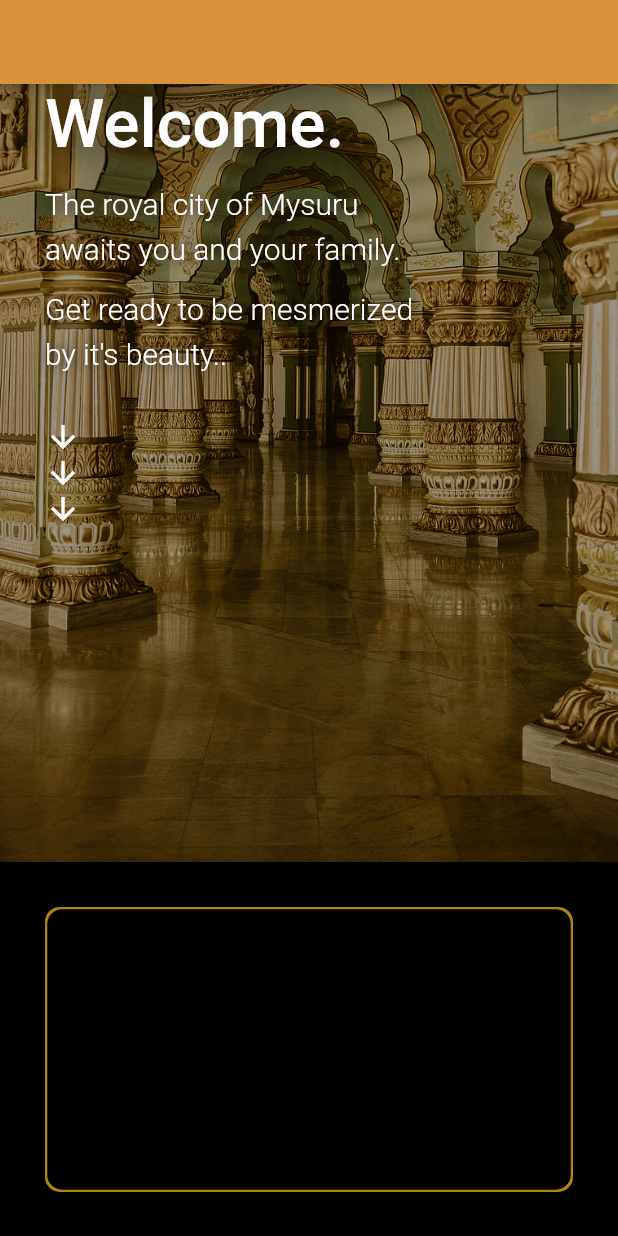
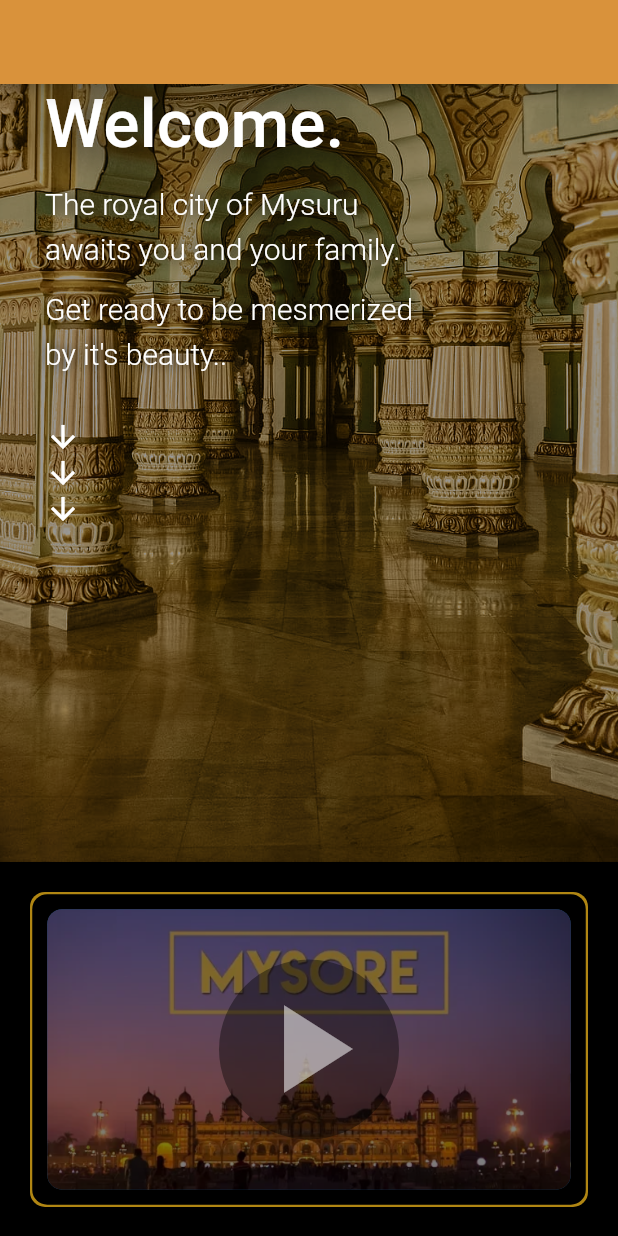
Before and after one commit to amansharma2910/DSCWOW_MysuruTourism, a Flutter app: the screen it shows after launch, scrolled down 223 dp, on a phone screen of 412 x 824 dp. Run offline on Flutter 3.47's test engine with Material 2 defaults, Android fonts, the phone set to English and light mode, and no system bars.

Commit message:
YT card complete

```diff
--- a/lib/widgets/video_card.dart
+++ b/lib/widgets/video_card.dart
@@ -1,3 +1,4 @@
+import 'package:flutter/cupertino.dart';
 import 'package:flutter/material.dart';
 
 class VideoCard extends StatelessWidget {
@@ -10,16 +11,50 @@ class VideoCard extends StatelessWidget {
       child: Stack(
         children: [
           Container(
-            margin: EdgeInsets.all(30),
+            margin: EdgeInsets.all(20),
             decoration: BoxDecoration(
-                color: Color(0xffb08613),
-                borderRadius: BorderRadius.all(Radius.circular(10)),
+              color: Color(0xffb08613),
+              borderRadius: BorderRadius.all(Radius.circular(10)),
             ),
             child: Container(
               margin: EdgeInsets.all(1.5),
               decoration: BoxDecoration(
                 color: Colors.black,
                 borderRadius: BorderRadius.all(Radius.circular(10)),
+              ),
+              child: Stack(
+                children: [
+                  Container(
+                    margin: EdgeInsets.all(10),
+                    decoration: BoxDecoration(
+                        color: Colors.blue,
+                        image: DecorationImage(
+                            fit: BoxFit.cover,
+                            image: AssetImage('images/yt_thumbnail.png')),
+                        borderRadius: BorderRadius.all(Radius.circular(10))),
+                  ),
+                  Container(
+                    margin: EdgeInsets.all(5),
+                    decoration: BoxDecoration(
+                      color: Colors.black.withOpacity(0.5),
+                      borderRadius: BorderRadius.all(Radius.circular(10)),
+                    ),
+                    child: Container(
+                      width: MediaQuery.of(context).size.width,
+                      child: Column(
+                        crossAxisAlignment: CrossAxisAlignment.center,
+                        mainAxisAlignment: MainAxisAlignment.center,
+                        children: [
+                          Container(
+                            width: 120,
+                            height: 120,
+                            child: PlayButton(),
+                          )
+                        ],
+                      ),
+                    ),
+                  ),
+                ],
               ),
             ),
           ),
@@ -28,3 +63,29 @@ class VideoCard extends StatelessWidget {
     );
   }
 }
+
+class PlayButton extends StatefulWidget {
+  @override
+  _PlayButtonState createState() => _PlayButtonState();
+}
+
+class _PlayButtonState extends State<PlayButton> {
+  @override
+  Widget build(BuildContext context) {
+    return Container(
+      height: 60,
+      width: 60,
+      decoration: BoxDecoration(
+          color: Colors.black.withOpacity(0.4),
+          borderRadius: BorderRadius.all(Radius.circular(120))),
+      child: IconButton(
+        alignment: Alignment.center,
+        icon: Icon(
+          Icons.play_arrow,
+          color: Colors.white54,
+        ),
+        iconSize: 100,
+      ),
+    );
+  }
+}
```
